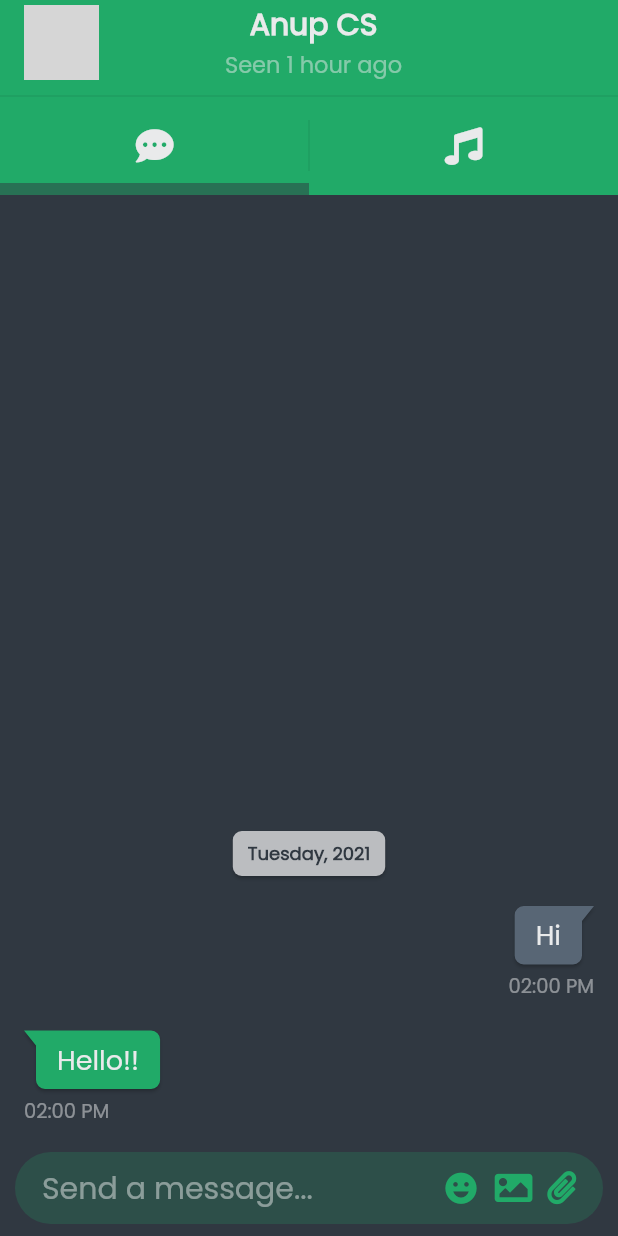
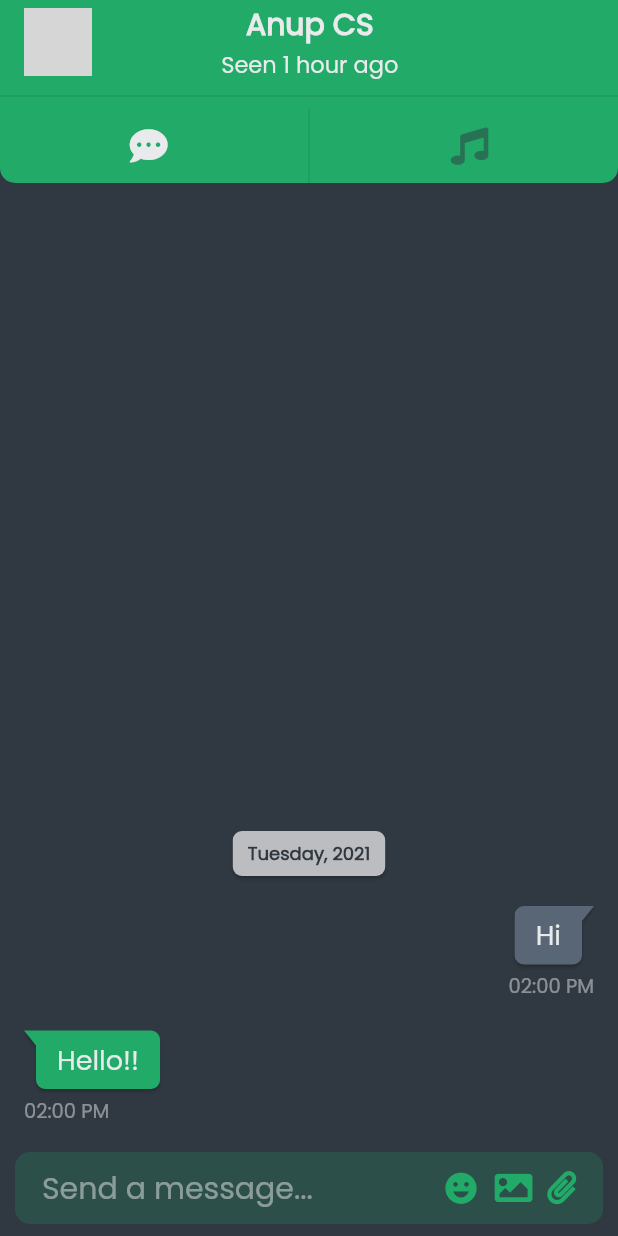
Before and after one commit to curiousyuvi/musi_chat, a Flutter app: the screen it shows after launch, after a tap on "Anup CS", on a phone screen of 412 x 824 dp. Run offline on Flutter 3.47's test engine with Material 2 defaults, Android fonts, the phone set to English and light mode, and no system bars; drawn by our look-alikes of bubble; our stand-ins replace font_awesome_flutter, line_icons, rive, socket_io_client; network calls fail; grey boxes are pictures that could not be loaded.

Commit message:
fixed whole UI

```diff
--- a/lib/constants/colors.dart
+++ b/lib/constants/colors.dart
@@ -13,9 +13,9 @@ class DarkColors {
 }
 
 class LightColors {
-  static Color green1 = Color(0xff0adb76);
-  static Color green2 = Color(0xff7AE2B0);
-  static Color green3 = Color(0xffBCE7D4);
+  static Color green1 = Color(0xff6fc37c);
+  static Color green2 = Color(0xffACD7B3);
+  static Color green3 = Color(0xffD1E2D5);
   static Color white1 = Color(0xffE9EAEB);
   static Color white2 = Color(0xffDBDCDC);
   static Color white3 = Color(0xff90a4b2);
--- a/lib/main.dart
+++ b/lib/main.dart
@@ -3,10 +3,11 @@ import 'package:flutter/services.dart';
 import 'package:musi_chat/constants/colors.dart';
 import 'package:musi_chat/provider/playProvider.dart';
 import 'package:musi_chat/provider/themeProvider.dart';
+import 'package:musi_chat/screens/loginScreen.dart';
 import 'package:musi_chat/screens/roomScreen.dart';
 import 'package:musi_chat/screens/settingsScreen.dart';
 import 'package:provider/provider.dart';
-import 'screens/chatsHomeScreen.dart';
+import 'screens/roomsHomeScreen.dart';
 
 void main() {
   runApp(MyApp());
@@ -38,7 +39,7 @@ class MyApp extends StatelessWidget {
             debugShowCheckedModeBanner: false,
             routes: {
               "/": (context) {
-                return ChatsHomeScreen();
+                return RoomsHomeScreen();
               },
               "/settings": (context) {
                 return SettingsScreen();
@@ -46,6 +47,9 @@ class MyApp extends StatelessWidget {
               "/chat": (context) {
                 return RoomScreen();
               },
+              "/login": (context) {
+                return LoginScreen();
+              }
             },
             theme: MyThemes.lightTheme,
             darkTheme: MyThemes.darkTheme,
--- a/lib/provider/themeProvider.dart
+++ b/lib/provider/themeProvider.dart
@@ -16,7 +16,7 @@ class ThemeProvider extends ChangeNotifier {
 class MyThemes {
   static ThemeData darkTheme = ThemeData(
       appBarTheme:
-          AppBarTheme(backgroundColor: DarkColors.green1, elevation: 0),
+          AppBarTheme(backgroundColor: DarkColors.black1, elevation: 0),
       iconTheme: IconThemeData(color: DarkColors.black5),
       primaryColor: DarkColors.green1,
       accentColor: DarkColors.green2,
@@ -30,6 +30,16 @@ class MyThemes {
       textTheme: TextTheme(
           headline1: TextStyle(
               color: DarkColors.black5,
+              fontSize: 30,
+              fontFamily: 'Poppins',
+              fontWeight: FontWeight.bold),
+          headline2: TextStyle(
+              color: DarkColors.black5,
+              fontSize: 25,
+              fontFamily: 'Poppins',
+              fontWeight: FontWeight.bold),
+          headline3: TextStyle(
+              color: DarkColors.black5,
               fontSize: 20,
               fontFamily: 'Poppins',
               fontWeight: FontWeight.bold),
@@ -42,7 +52,7 @@ class MyThemes {
 
   static ThemeData lightTheme = ThemeData(
       appBarTheme:
-          AppBarTheme(backgroundColor: LightColors.green1, elevation: 0),
+          AppBarTheme(backgroundColor: LightColors.white1, elevation: 0),
       iconTheme: IconThemeData(color: LightColors.white5),
       primaryColor: LightColors.green1,
       accentColor: LightColors.green2,
@@ -55,6 +65,16 @@ class MyThemes {
       errorColor: LightColors.red,
       textTheme: TextTheme(
           headline1: TextStyle(
+              color: LightColors.white5,
+              fontSize: 30,
+              fontFamily: 'Poppins',
+              fontWeight: FontWeight.bold),
+          headline2: TextStyle(
+              color: LightColors.white5,
+              fontSize: 25,
+              fontFamily: 'Poppins',
+              fontWeight: FontWeight.bold),
+          headline3: TextStyle(
               color: LightColors.white5,
               fontSize: 20,
               fontFamily: 'Poppins',
--- /dev/null
+++ b/lib/screens/loginScreen.dart
@@ -0,0 +1,21 @@
+import 'package:flutter/material.dart';
+
+class LoginScreen extends StatefulWidget {
+  const LoginScreen({Key? key}) : super(key: key);
+
+  @override
+  _LoginScreenState createState() => _LoginScreenState();
+}
+
+class _LoginScreenState extends State<LoginScreen> {
+  @override
+  Widget build(BuildContext context) {
+    return Scaffold(
+      body: SafeArea(
+        child: Container(
+          padding: EdgeInsets.all(16),
+        ),
+      ),
+    );
+  }
+}
--- a/lib/screens/roomScreen.dart
+++ b/lib/screens/roomScreen.dart
@@ -7,6 +7,7 @@ import 'package:musi_chat/screens/songScreen.dart';
 import 'package:musi_chat/widgets/roomAppBar.dart';
 import 'package:musi_chat/widgets/roomTopNavBar.dart';
 import 'package:provider/provider.dart';
+import 'package:socket_io_client/socket_io_client.dart' as IO;
 
 class RoomScreen extends StatefulWidget {
   @override
@@ -18,8 +19,8 @@ class _RoomScreenState extends State<RoomScreen> {
 
   var chatScreenKey = GlobalKey<NavigatorState>();
   var songScreenKey = GlobalKey<NavigatorState>();
-
   var pageController = PageController(initialPage: 0);
+  late IO.Socket socket;
 
   void changeScreen() {
     setState(() {
@@ -31,6 +32,24 @@ class _RoomScreenState extends State<RoomScreen> {
     });
     pageController.animateToPage(currentScreen == RoomScreenType.chat ? 0 : 1,
         duration: Duration(milliseconds: 300), curve: Curves.easeInOut);
+  }
+
+  void connect() {
+    socket = IO.io("http://192.168.29.27:4000", <String, dynamic>{
+      "transports": ["websocket"],
+      "autoConnect": false
+    });
+
+    socket.connect();
+    socket.onConnect((data) => print("connected"));
+    print(socket.connected);
+    socket.emit("/test", "Hello World");
+  }
+
+  @override
+  void initState() {
+    super.initState();
+    connect();
   }
 
   @override
--- a/lib/screens/chatsHomeScreen.dart
+++ b/lib/screens/roomsHomeScreen.dart
@@ -3,18 +3,18 @@ import 'package:musi_chat/widgets/chatListTile.dart';
 import 'package:musi_chat/widgets/chatsHomeAppBar.dart';
 import 'package:musi_chat/widgets/searchTextField.dart';
 
-class ChatsHomeScreen extends StatefulWidget {
+class RoomsHomeScreen extends StatefulWidget {
   @override
-  _ChatsHomeScreenState createState() => _ChatsHomeScreenState();
+  _RoomsHomeScreenState createState() => _RoomsHomeScreenState();
 }
 
-class _ChatsHomeScreenState extends State<ChatsHomeScreen> {
+class _RoomsHomeScreenState extends State<RoomsHomeScreen> {
   @override
   Widget build(BuildContext context) {
     return Scaffold(
         appBar: PreferredSize(
             preferredSize: Size.fromHeight(kToolbarHeight),
-            child: ChatsHomeAppBar()),
+            child: RoomsHomeAppBar()),
         body: SafeArea(
           child: Container(
             padding: EdgeInsets.all(16),
--- a/lib/screens/settingsScreen.dart
+++ b/lib/screens/settingsScreen.dart
@@ -22,19 +22,16 @@ class _SettingsScreenState extends State<SettingsScreen> {
           mainAxisSize: MainAxisSize.max,
           mainAxisAlignment: MainAxisAlignment.center,
           children: [
-            Icon(
-              Icons.settings_outlined,
-              size: 26,
-            ),
-            SizedBox(
-              width: 5,
-            ),
+            // Icon(
+            //   Icons.settings_outlined,
+            //   size: 30,
+            // ),
+            // SizedBox(
+            //   width: 5,
+            // ),
             Text(
               'Settings',
-              style: Theme.of(context)
-                  .textTheme
-                  .bodyText1!
-                  .copyWith(fontWeight: FontWeight.bold, fontSize: 25),
+              style: Theme.of(context).textTheme.headline1,
             )
           ],
         ),
--- a/lib/widgets/PopUpAvatar.dart
+++ b/lib/widgets/PopUpAvatar.dart
@@ -1,5 +1,8 @@
 import 'package:flutter/material.dart';
 import 'package:flutter/rendering.dart';
+import 'package:font_awesome_flutter/font_awesome_flutter.dart';
+import 'package:line_icons/line_icon.dart';
+import 'package:line_icons/line_icons.dart';
 import 'package:musi_chat/constants/enums.dart';
 
 class PopUpAvatar extends StatelessWidget {
@@ -16,6 +19,14 @@ class PopUpAvatar extends StatelessWidget {
       tag: 'avatarDialog' + name + imageUrl,
       child: SingleChildScrollView(
         child: Container(
+          decoration: popUpType == PopUpAvatarType.dialog
+              ? BoxDecoration(boxShadow: [
+                  BoxShadow(
+                      color: Colors.black45.withOpacity(0.3),
+                      blurRadius: 20,
+                      spreadRadius: 5)
+                ])
+              : BoxDecoration(),
           child: Column(
             mainAxisAlignment: MainAxisAlignment.center,
             crossAxisAlignment: CrossAxisAlignment.center,
@@ -23,8 +34,8 @@ class PopUpAvatar extends StatelessWidget {
               Stack(
                 children: [
                   Container(
-                    height: popUpType == PopUpAvatarType.dialog ? 250 : 50,
-                    width: popUpType == PopUpAvatarType.dialog ? 250 : 50,
+                    height: popUpType == PopUpAvatarType.dialog ? 250 : 45,
+                    width: popUpType == PopUpAvatarType.dialog ? 250 : 45,
                     decoration: BoxDecoration(
                         image: DecorationImage(
                             image: NetworkImage(imageUrl), fit: BoxFit.cover),
@@ -59,10 +70,10 @@ class PopUpAvatar extends StatelessWidget {
               ),
               popUpType == PopUpAvatarType.dialog
                   ? Container(
-                      padding: EdgeInsets.all(6),
+                      padding: EdgeInsets.all(8),
                       width: 250,
                       decoration: BoxDecoration(
-                          color: Theme.of(context).scaffoldBackgroundColor,
+                          color: Theme.of(context).backgroundColor,
                           borderRadius: BorderRadius.only(
                               bottomLeft: Radius.circular(10),
                               bottomRight: Radius.circular(10))),
@@ -72,14 +83,14 @@ class PopUpAvatar extends StatelessWidget {
                         children: [
                           Flexible(
                             child: Icon(
-                              Icons.message,
+                              FontAwesomeIcons.solidCommentAlt,
                               size: 28,
                               color: Theme.of(context).primaryColor,
                             ),
                           ),
                           Flexible(
                             child: Icon(
-                              Icons.info_outline,
+                              FontAwesomeIcons.infoCircle,
                               size: 28,
                               color: Theme.of(context).primaryColor,
                             ),
--- a/lib/widgets/chatScreenMessageTextField.dart
+++ b/lib/widgets/chatScreenMessageTextField.dart
@@ -25,7 +25,7 @@ class ChatScreenMessageTextField extends StatelessWidget {
       child: Container(
         decoration: BoxDecoration(
           color: Theme.of(context).backgroundColor,
-          borderRadius: BorderRadius.circular(100),
+          borderRadius: BorderRadius.circular(10),
         ),
         padding: EdgeInsets.symmetric(horizontal: 18),
         child: Row(
--- a/lib/widgets/chatsHomeAppBar.dart
+++ b/lib/widgets/chatsHomeAppBar.dart
@@ -1,53 +1,43 @@
 import 'package:flutter/material.dart';
-import 'package:musi_chat/constants/appHeading.dart';
+import 'package:font_awesome_flutter/font_awesome_flutter.dart';
 
-class ChatsHomeAppBar extends StatelessWidget {
-  const ChatsHomeAppBar({
+class RoomsHomeAppBar extends StatelessWidget {
+  const RoomsHomeAppBar({
     Key? key,
   }) : super(key: key);
 
   @override
   Widget build(BuildContext context) {
     return AppBar(
-      leading: SizedBox.shrink(),
+      toolbarHeight: 70,
       title: Center(
-        child: AppHeading(),
+        child: Row(
+          mainAxisSize: MainAxisSize.max,
+          mainAxisAlignment: MainAxisAlignment.spaceBetween,
+          children: [
+            Text(
+              'Messages',
+              style: Theme.of(context).textTheme.headline1,
             ),
-      actions: [
-        Center(
-            child: Padding(
-          padding: const EdgeInsets.all(8.0),
-          child: GestureDetector(
+            GestureDetector(
               onTap: () {
                 Navigator.pushNamed(context, "/settings");
               },
               child: Container(
+                padding: EdgeInsets.symmetric(horizontal: 8, vertical: 5),
                 decoration: BoxDecoration(
-                  borderRadius: BorderRadius.circular(100),
-                  boxShadow: [
-                    BoxShadow(
-                        offset: Offset(0, 2),
-                        blurRadius: 5,
-                        color: Colors.black.withOpacity(0.3))
-                  ]),
-              child: CircleAvatar(
-                backgroundColor: Theme.of(context).accentColor,
-                child: Padding(
-                  padding: const EdgeInsets.all(2.0),
-                  child: CircleAvatar(
-                    backgroundColor: Theme.of(context).primaryColor,
-                    child: Icon(
-                      Icons.settings_outlined,
-                      size: 25,
-                      color: Theme.of(context).shadowColor,
+                    color: Theme.of(context).primaryColor,
+                    borderRadius: BorderRadius.circular(5)),
+                child: FaIcon(
+                  FontAwesomeIcons.slidersH,
+                  size: 20,
+                  color: Theme.of(context).scaffoldBackgroundColor,
                 ),
               ),
+            )
+          ],
         ),
       ),
-            ),
-          ),
-        ))
-      ],
     );
   }
 }
--- a/lib/widgets/receivedMessageTile.dart
+++ b/lib/widgets/receivedMessageTile.dart
@@ -1,5 +1,6 @@
 import 'package:bubble/bubble.dart';
 import 'package:flutter/material.dart';
+import 'package:musi_chat/constants/colors.dart';
 
 class ReceivedMessageTile extends StatelessWidget {
   String messageBody;
@@ -23,7 +24,10 @@ class ReceivedMessageTile extends StatelessWidget {
               padding: const EdgeInsets.symmetric(horizontal: 6.0),
               child: Text(
                 messageBody,
-                style: Theme.of(context).textTheme.bodyText1,
+                style: Theme.of(context)
+                    .textTheme
+                    .bodyText1!
+                    .copyWith(color: LightColors.white1),
               ),
             ),
           ),
--- a/lib/widgets/roomAppBar.dart
+++ b/lib/widgets/roomAppBar.dart
@@ -1,4 +1,5 @@
 import 'package:flutter/material.dart';
+import 'package:musi_chat/constants/colors.dart';
 import 'package:musi_chat/constants/enums.dart';
 import 'package:musi_chat/routes/heroDialogRoute.dart';
 import 'package:musi_chat/widgets/PopUpAvatar.dart';
@@ -10,6 +11,7 @@ class RoomAppBar extends StatelessWidget {
   @override
   Widget build(BuildContext context) {
     return AppBar(
+      backgroundColor: Theme.of(context).primaryColor,
       automaticallyImplyLeading: false,
       title: Row(
         mainAxisAlignment: MainAxisAlignment.spaceBetween,
@@ -38,11 +40,17 @@ class RoomAppBar extends StatelessWidget {
             children: [
               Text(
                 name,
-                style: Theme.of(context).textTheme.headline1,
+                style: Theme.of(context)
+                    .textTheme
+                    .headline3!
+                    .copyWith(color: LightColors.white1),
               ),
               Text(
                 'Seen 1 hour ago',
-                style: Theme.of(context).textTheme.bodyText2,
+                style: Theme.of(context)
+                    .textTheme
+                    .bodyText2!
+                    .copyWith(color: LightColors.white1),
               )
             ],
           ),
--- a/lib/widgets/roomTopNavBar.dart
+++ b/lib/widgets/roomTopNavBar.dart
@@ -1,5 +1,6 @@
 import 'package:flutter/material.dart';
 import 'package:font_awesome_flutter/font_awesome_flutter.dart';
+import 'package:musi_chat/constants/colors.dart';
 import 'package:musi_chat/constants/enums.dart';
 import 'package:musi_chat/provider/themeProvider.dart';
 import 'package:rive/rive.dart';
@@ -20,8 +21,15 @@ class RoomTopNavBar extends StatelessWidget {
       children: [
         Container(color: Theme.of(context).primaryColor, child: Divider()),
         Container(
-          padding: EdgeInsets.all(8),
-          decoration: BoxDecoration(color: Theme.of(context).primaryColor),
+          padding: EdgeInsets.all(0),
+          decoration: BoxDecoration(
+              color: Theme.of(context).primaryColor,
+              // boxShadow: [
+              //   BoxShadow(color: Colors.black.withOpacity(0.5), blurRadius: 10)
+              // ],
+              borderRadius: BorderRadius.only(
+                  bottomLeft: Radius.circular(10),
+                  bottomRight: Radius.circular(10))),
           height: 50,
           width: double.infinity,
           child: Row(
@@ -31,12 +39,15 @@ class RoomTopNavBar extends StatelessWidget {
               GestureDetector(
                 onTap: onTap,
                 child: Container(
-                  color: Theme.of(context).primaryColor,
+                  color: Theme.of(context).primaryColor.withOpacity(0),
                   height: double.infinity,
                   width: MediaQuery.of(context).size.width * 0.4,
                   child: Center(
                     child: FaIcon(
                       FontAwesomeIcons.solidCommentDots,
+                      color: currentScreen == RoomScreenType.chat
+                          ? LightColors.white1
+                          : Theme.of(context).accentColor,
                       size: 25,
                     ),
                   ),
@@ -46,7 +57,7 @@ class RoomTopNavBar extends StatelessWidget {
               GestureDetector(
                 onTap: onTap,
                 child: Container(
-                  color: Theme.of(context).primaryColor,
+                  color: Theme.of(context).primaryColor.withOpacity(0),
                   height: double.infinity,
                   width: MediaQuery.of(context).size.width * 0.4,
                   child: Center(
@@ -58,6 +69,9 @@ class RoomTopNavBar extends StatelessWidget {
                                 'riveAssets/music_wave_dark.riv')
                         : FaIcon(
                             FontAwesomeIcons.music,
+                            color: currentScreen == RoomScreenType.song
+                                ? LightColors.white1
+                                : Theme.of(context).accentColor,
                             size: 25,
                           ),
                   ),
@@ -65,26 +79,6 @@ class RoomTopNavBar extends StatelessWidget {
               ),
             ],
           ),
-        ),
-        Container(
-          child: Row(
-            children: [
-              Expanded(
-                  child: Container(
-                height: 8,
-                color: currentScreen == RoomScreenType.chat
-                    ? Theme.of(context).accentColor
-                    : Theme.of(context).primaryColor,
-              )),
-              Expanded(
-                  child: Container(
-                height: 8,
-                color: currentScreen == RoomScreenType.song
-                    ? Theme.of(context).accentColor
-                    : Theme.of(context).primaryColor,
-              ))
-            ],
-          ),
         )
       ],
     );
--- a/lib/widgets/searchTextField.dart
+++ b/lib/widgets/searchTextField.dart
@@ -12,10 +12,10 @@ class SearchTextField extends StatelessWidget {
     return Container(
       height: 40,
       decoration: BoxDecoration(
-          color: Theme.of(context).backgroundColor,
-          borderRadius: BorderRadius.circular(100),
-          border: Border.all(color: Theme.of(context).accentColor, width: 2)),
-      padding: EdgeInsets.symmetric(horizontal: 10),
+        color: Theme.of(context).backgroundColor,
+        borderRadius: BorderRadius.circular(10),
+      ),
+      padding: EdgeInsets.symmetric(horizontal: 15),
       width: double.infinity,
       child: Row(
         crossAxisAlignment: CrossAxisAlignment.center,
@@ -23,7 +23,7 @@ class SearchTextField extends StatelessWidget {
         children: [
           FaIcon(
             FontAwesomeIcons.search,
-            color: Theme.of(context).shadowColor,
+            color: Theme.of(context).accentColor,
             size: 20,
           ),
           SizedBox(
--- a/lib/widgets/sentMessageTile.dart
+++ b/lib/widgets/sentMessageTile.dart
@@ -1,5 +1,6 @@
 import 'package:bubble/bubble.dart';
 import 'package:flutter/material.dart';
+import 'package:musi_chat/constants/colors.dart';
 
 class SentMessageTile extends StatelessWidget {
   String messageBody;
@@ -23,7 +24,10 @@ class SentMessageTile extends StatelessWidget {
               padding: const EdgeInsets.symmetric(horizontal: 6.0),
               child: Text(
                 messageBody,
-                style: Theme.of(context).textTheme.bodyText1,
+                style: Theme.of(context)
+                    .textTheme
+                    .bodyText1!
+                    .copyWith(color: LightColors.white1),
               ),
             ),
           ),
--- a/lib/widgets/settingsSignOutTile.dart
+++ b/lib/widgets/settingsSignOutTile.dart
@@ -12,6 +12,9 @@ class SettingsSignOutTile extends StatelessWidget {
       children: [
         Container(
           padding: EdgeInsets.all(8),
+          decoration: BoxDecoration(
+              color: Theme.of(context).errorColor.withOpacity(0.15),
+              borderRadius: BorderRadius.circular(10)),
           child: Row(
             children: [
               Container(height: 60, width: 60, child: Center(child: leading)),
--- a/lib/widgets/settingsUserTile.dart
+++ b/lib/widgets/settingsUserTile.dart
@@ -15,13 +15,9 @@ class SettingsUserTile extends StatelessWidget {
           child: Row(
             children: [
               CircleAvatar(
-                backgroundColor: Theme.of(context).accentColor,
-                radius: 41,
-                child: CircleAvatar(
-                  foregroundImage: NetworkImage(
-                      'https://cdn.alfabetajuega.com/wp-content/uploads/2021/05/Yuji-Itadori1.jpg'),
-                  radius: 38,
-                ),
+                foregroundImage: NetworkImage(
+                    'https://cdn.alfabetajuega.com/wp-content/uploads/2021/05/Yuji-Itadori1.jpg'),
+                radius: 30,
               ),
               SizedBox(
                 width: 50,
@@ -31,13 +27,10 @@ class SettingsUserTile extends StatelessWidget {
                 children: [
                   Text(
                     'Yuvraj Singh',
-                    style: Theme.of(context)
-                        .textTheme
-                        .bodyText1!
-                        .copyWith(fontWeight: FontWeight.bold),
+                    style: Theme.of(context).textTheme.bodyText1,
                   ),
                   Text(
-                    'Level up alone :^)',
+                    'Level up alone 😎',
                     style: Theme.of(context).textTheme.bodyText2,
                   )
                 ],
--- a/pubspec.yaml
+++ b/pubspec.yaml
@@ -18,6 +18,8 @@ dependencies:
   rive: ^0.7.28
   bubble: ^1.2.1
   syncfusion_flutter_sliders: ^19.3.44
+  socket_io_client: ^1.0.1
+  line_icons: ^2.0.1
 
 dev_dependencies:
   flutter_test:
```
Also changed, not shown: pubspec.lock. Lines whose indentation alone changed are shown as unchanged.
